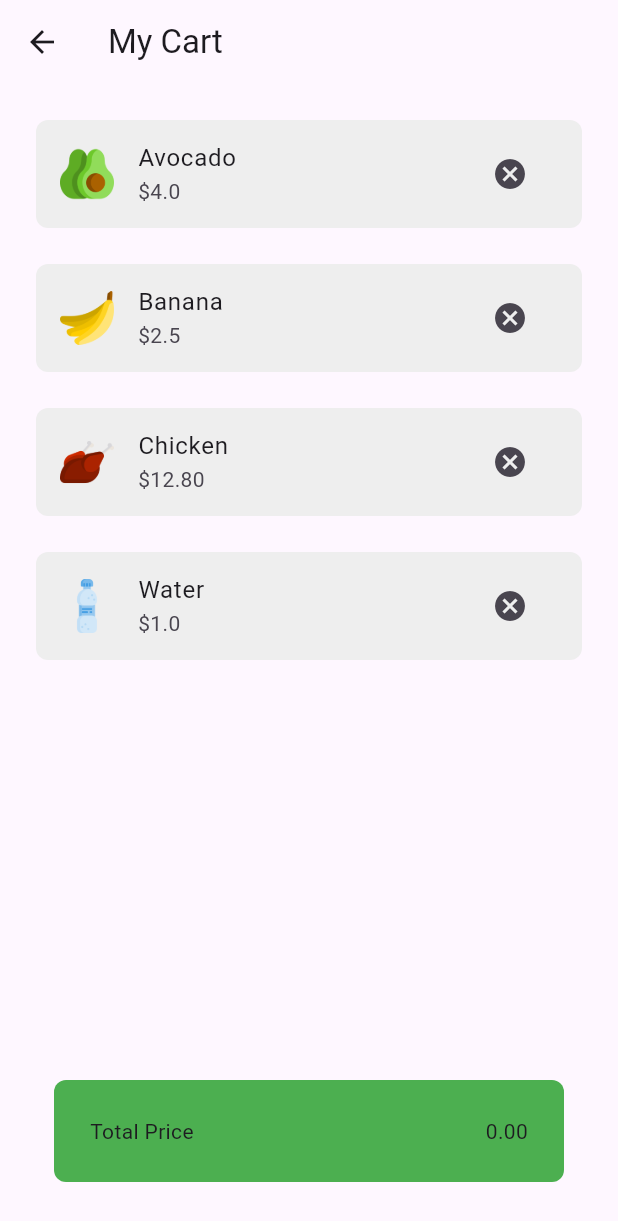
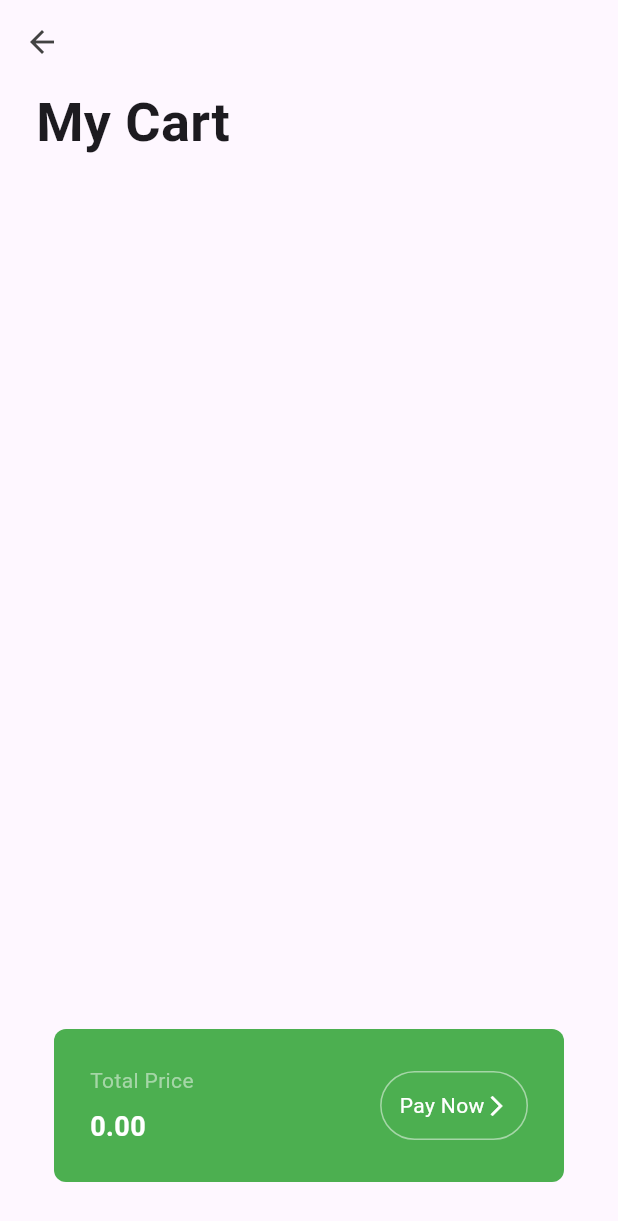
Before and after one commit to JAIII12/grocery_shopping, a Flutter app: the screen it shows after launch, after a tap on "get started", after a tap on the "shopping bag" icon, on a phone screen of 412 x 824 dp. Shown: the top 1221 px of the screen. Run offline on Flutter 3.47's test engine with Material 3 defaults, Android fonts, the phone set to English and light mode, and no system bars.

Commit message:
final commit

```diff
--- a/lib/components/grocery_item_tile.dart
+++ b/lib/components/grocery_item_tile.dart
@@ -1,7 +1,6 @@
 import 'package:flutter/material.dart';
 
 class GroceryItemTile extends StatelessWidget {
-
   final String itemName;
   final String itemPrice;
   final String imagePath;
@@ -22,31 +21,37 @@ class GroceryItemTile extends StatelessWidget {
     return Padding(
       padding: const EdgeInsets.all(12.0),
       child: Container(
-        decoration: BoxDecoration(color:color[100],
+        padding: EdgeInsets.all(12),
+        decoration: BoxDecoration(
+          color: color[100],
           borderRadius: BorderRadius.circular(12),
         ),
         child: Column(
-          mainAxisAlignment:MainAxisAlignment.spaceEvenly,
+          mainAxisAlignment: MainAxisAlignment.spaceEvenly,
           children: [
-          //image
-          Image.asset(imagePath,
-          height:64,
+            // image
+            Image.asset(
+              imagePath,
+              height: 64,
             ),
 
-          //item name
-          Text("item name"),
+            // item name
+            Text(itemName),
 
-          //price
-          MaterialButton(onPressed: () {},
+            // price + button
+            MaterialButton(
+              onPressed: onPressed,
               color: color[800],
               child: Text(
                 '\$' + itemPrice,
-            style: TextStyle(
+                style: const TextStyle(
                   color: Colors.white,
-              fontWeight: FontWeight.bold
+                  fontWeight: FontWeight.bold,
                 ),
-          ),)
-        ],),
+              ),
+            ),
+          ],
+        ),
       ),
     );
   }
--- a/lib/main.dart
+++ b/lib/main.dart
@@ -6,16 +6,22 @@ void main() {
   runApp(const MyApp());
 }
 
-class MyApp extends StatelessWidget {
+class MyApp extends StatefulWidget {
   const MyApp({super.key});
 
+  @override
+  State<MyApp> createState() => _MyAppState();
+}
+
+class _MyAppState extends State<MyApp> {
   @override
   Widget build(BuildContext context) {
     return ChangeNotifierProvider(
       create: (context) => CartModel(),
-      child: MaterialApp(
+      child: const MaterialApp(
         debugShowCheckedModeBanner: false,
-        home:IntroPage(),
-      ),);
+        home: IntroPage(),
+      ),
+    );
   }
 }
--- a/lib/model/cart_model.dart
+++ b/lib/model/cart_model.dart
@@ -1,42 +1,41 @@
 import 'package:flutter/material.dart';
 
-class CartModel extends ChangeNotifier{
-  //list items on sale
-  final List _shopItems = [
-    // [itemName,itemPrice,imagePath,color]
-    ["Avocado", "4.0", "lib/images/avocado.png",Colors.green],
-    ["Banana", "2.5", "lib/images/banana.png",Colors.yellow],
-    ["Chicken", "12.80","lib/images/chicken.png",Colors.brown],
-    ["Water", "1.0", "lib/images/water.png",Colors.blue],
+class CartModel extends ChangeNotifier {
+  // List of shop items
+  final List<List<dynamic>> shopItems = [
+    // [ itemName, itemPrice, imagePath, color ]
+    ["Avocado", "4.00", "lib/images/avocado.png", Colors.green],
+    ["Banana", "2.50", "lib/images/banana.png", Colors.yellow],
+    ["Chicken", "12.80", "lib/images/chicken.png", Colors.brown],
+    ["Water", "1.00", "lib/images/water.png", Colors.blue],
+    // Add more items...
   ];
 
-  //list of cart items
+  // list of cart items
+  List _cartItems = [];
 
- List _cartItems =[];
+  get cartItems => _cartItems;
 
-  get shopItems => _shopItems;
+  get shopItem => shopItems;
 
-  get cartItems => _shopItems;
-
-  //add items to cart
-  void addItemToCart(int index){
-    _cartItems.add(_shopItems[index]);
+  // add item to cart
+  void addItemToCart(int index) {
+    _cartItems.add(shopItems[index]);
     notifyListeners();
   }
 
-  //Remove items to cart
-  void removeItemsFromCart(int index){
+  // remove item from cart
+  void removeItemFromCart(int index) {
     _cartItems.removeAt(index);
-    notifyListeners ();
+    notifyListeners();
   }
 
-  //calculate total price
-  String calculateTotal(){
-    double totalPrice=0;
-    for (int i=0;i < _cartItems.length;i++){
-      totalPrice += double.parse(_cartItems[i] [i]);
+  // calculate total price
+  String calculateTotal() {
+    double totalPrice = 0;
+    for (int i = 0; i < cartItems.length; i++) {
+      totalPrice += double.parse(cartItems[i][1]);
+    }
+    return totalPrice.toStringAsFixed(2);
+  }
 }
-      return totalPrice.toStringAsFixed(2);
-  }
-
-}
--- a/lib/pages/cart_page.dart
+++ b/lib/pages/cart_page.dart
@@ -1,6 +1,6 @@
 import 'package:flutter/material.dart';
 import 'package:provider/provider.dart';
-import 'package:second_clone/model/cart_model.dart';
+import '../model/cart_model.dart';
 
 class CartPage extends StatelessWidget {
   const CartPage({super.key});
@@ -8,42 +8,62 @@ import 'package:second_clone/model/cart_model.dart';
   @override
   Widget build(BuildContext context) {
     return Scaffold(
-      appBar: AppBar(title: const Text("My Cart")),
+      appBar: AppBar(
+        backgroundColor: Colors.transparent,
+        elevation: 0,
+        iconTheme: IconThemeData(
+          color: Colors.grey[800],
+        ),
+      ),
       body: Consumer<CartModel>(
         builder: (context, value, child) {
-          if (value.cartItems.isEmpty) {
-            return const Center(
-              child: Text("Your cart is empty"),
-            );
-          }
+          return Column(
+            crossAxisAlignment: CrossAxisAlignment.start,
+            children: [
+              // Let's order fresh items for you
+              Padding(
+                padding: EdgeInsets.symmetric(horizontal: 24.0),
+                child: Text(
+                  "My Cart",
+                  style: TextStyle(
+                    fontSize: 36,
+                    fontWeight: FontWeight.bold,
+                  ),
+                ),
+              ),
 
-          return Column(
-            children: [
+              // list view of cart
               Expanded(
+                child: Padding(
+                  padding: const EdgeInsets.all(12.0),
                   child: ListView.builder(
                     itemCount: value.cartItems.length,
-                  padding: const EdgeInsets.all(12),
+                    padding: EdgeInsets.all(12),
                     itemBuilder: (context, index) {
-                    final item = value.cartItems[index];
                       return Padding(
                         padding: const EdgeInsets.all(12.0),
                         child: Container(
                           decoration: BoxDecoration(
                               color: Colors.grey[200],
-                          borderRadius: BorderRadius.circular(8),
-                        ),
+                              borderRadius: BorderRadius.circular(8)),
                           child: ListTile(
                             leading: Image.asset(
-                            item[2],
+                              value.cartItems[index][2],
                               height: 36,
                             ),
-                          title: Text(item[0]),
-                          subtitle: Text('\$${item[1]}'),
+                            title: Text(
+                              value.cartItems[index][0],
+                              style: const TextStyle(fontSize: 18),
+                            ),
+                            subtitle: Text(
+                              '\$' + value.cartItems[index][1],
+                              style: const TextStyle(fontSize: 12),
+                            ),
                             trailing: IconButton(
                               icon: const Icon(Icons.cancel),
-                            onPressed: () {
+                              onPressed: () =>{
                                   Provider.of<CartModel>(context, listen: false)
-                                  .removeItemsFromCart(index);
+                                      .removeItemFromCart(index),
                               },
                             ),
                           ),
@@ -52,23 +72,66 @@ import 'package:second_clone/model/cart_model.dart';
                     },
                   ),
                 ),
+              ),
+
+              // total amount + pay now
               Padding(
                 padding: const EdgeInsets.all(36.0),
                 child: Container(
                   decoration: BoxDecoration(
+                    borderRadius: BorderRadius.circular(8),
                     color: Colors.green,
-                    borderRadius: BorderRadius.circular(8),
                   ),
                   padding: const EdgeInsets.all(24),
                   child: Row(
                     mainAxisAlignment: MainAxisAlignment.spaceBetween,
                     children: [
-                      const Text("Total Price"),
-                      Text(value.calculateTotal()),
+                      Column(
+                        crossAxisAlignment: CrossAxisAlignment.start,
+                        children: [
+                          Text(
+                            'Total Price',
+                            style: TextStyle(color: Colors.green[200]),
+                          ),
+
+                          const SizedBox(height: 8),
+                          // total price
+                          Text(
+                            value.calculateTotal(),
+                            style: const TextStyle(
+                              fontSize: 18,
+                              fontWeight: FontWeight.bold,
+                              color: Colors.white,
+                            ),
+                          ),
+                        ],
+                      ),
+
+                      // pay now
+                      Container(
+                        decoration: BoxDecoration(
+                          border: Border.all(color: Colors.green.shade200),
+                          borderRadius: BorderRadius.circular(28),
+                        ),
+                        padding: const EdgeInsets.all(12),
+                        child: Row(
+                          children: const [
+                            Text(
+                              'Pay Now',
+                              style: TextStyle(color: Colors.white),
+                            ),
+                            Icon(
+                              Icons.arrow_forward_ios,
+                              size: 16,
+                              color: Colors.white,
+                            ),
                           ],
                         ),
                       ),
+                    ],
                   ),
+                ),
+              )
             ],
           );
         },
```
Lines whose indentation alone changed are shown as unchanged.
